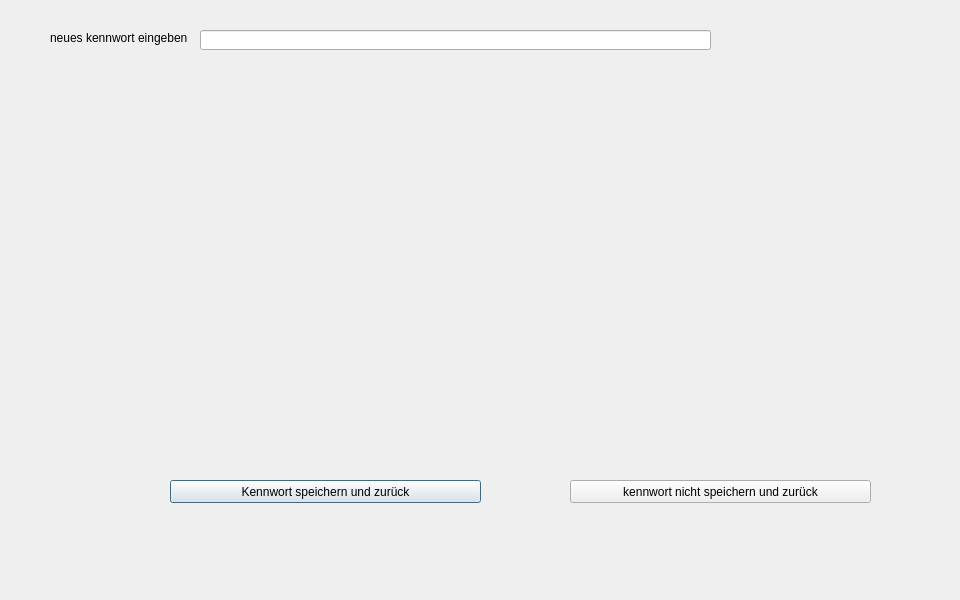
First picture: the form in passwortaendern.ui, repository ChristophRitzer/software_engineering, before the edit.
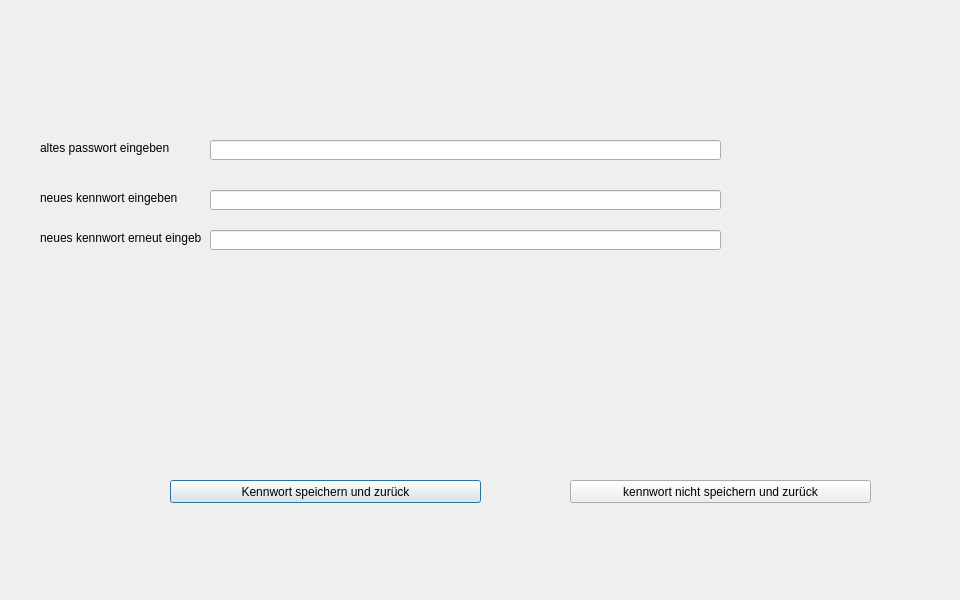
Second picture: the form after the edit.

The edit to the form file:
```diff
--- a/passwortaendern.ui
+++ b/passwortaendern.ui
@@ -22,9 +22,9 @@
   <widget class="QLabel" name="txtlbl_passwortaendern">
    <property name="geometry">
     <rect>
-     <x>50</x>
-     <y>30</y>
-     <width>321</width>
+     <x>40</x>
+     <y>190</y>
+     <width>141</width>
      <height>16</height>
     </rect>
    </property>
@@ -35,8 +35,8 @@
   <widget class="QLineEdit" name="lineEdit_neueskennwort">
    <property name="geometry">
     <rect>
-     <x>200</x>
-     <y>30</y>
+     <x>210</x>
+     <y>190</y>
      <width>511</width>
      <height>20</height>
     </rect>
@@ -68,6 +68,52 @@
     <string>kennwort nicht speichern und zurück</string>
    </property>
   </widget>
+  <widget class="QLabel" name="label">
+   <property name="geometry">
+    <rect>
+     <x>40</x>
+     <y>140</y>
+     <width>161</width>
+     <height>16</height>
+    </rect>
+   </property>
+   <property name="text">
+    <string>altes passwort eingeben</string>
+   </property>
+  </widget>
+  <widget class="QLineEdit" name="lineEdit_altespasswort">
+   <property name="geometry">
+    <rect>
+     <x>210</x>
+     <y>140</y>
+     <width>511</width>
+     <height>20</height>
+    </rect>
+   </property>
+  </widget>
+  <widget class="QLabel" name="txtlbl_passwortaendern_2">
+   <property name="geometry">
+    <rect>
+     <x>40</x>
+     <y>230</y>
+     <width>161</width>
+     <height>16</height>
+    </rect>
+   </property>
+   <property name="text">
+    <string>neues kennwort erneut eingeben</string>
+   </property>
+  </widget>
+  <widget class="QLineEdit" name="lineEdit_neueskennworterneuteingeben">
+   <property name="geometry">
+    <rect>
+     <x>210</x>
+     <y>230</y>
+     <width>511</width>
+     <height>20</height>
+    </rect>
+   </property>
+  </widget>
  </widget>
  <resources/>
  <connections/>
```
